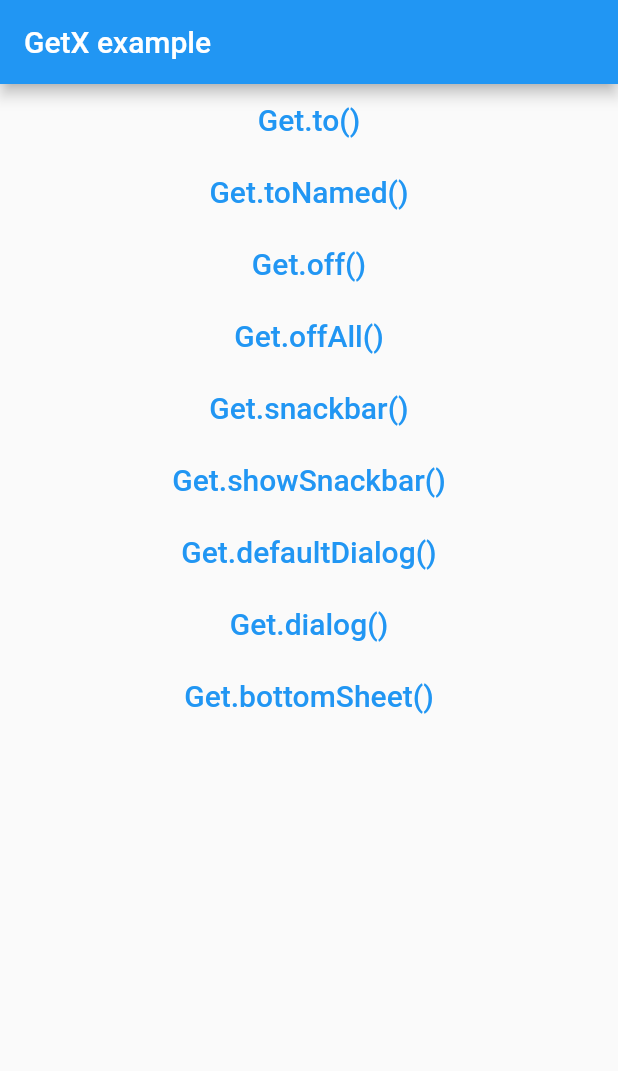
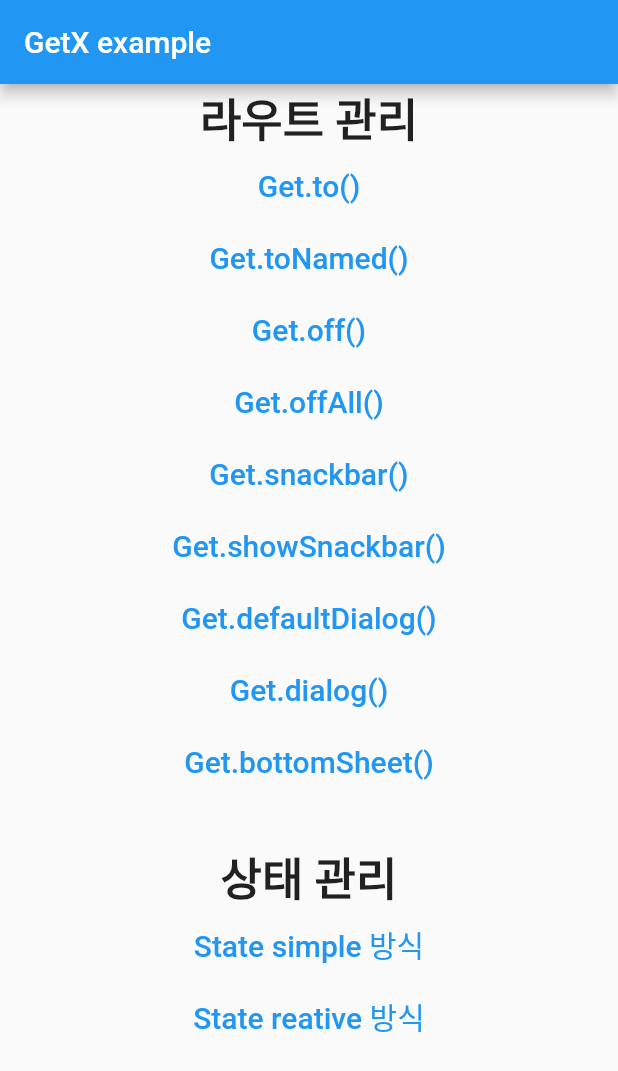
Before and after one commit to youjeonghan/Flutter_GetX_Study, a Flutter app: the screen it shows after launch, on a phone screen of 412 x 824 dp. Shown: the top 1071 px of the screen. Run offline on Flutter 3.47's test engine with Material 2 defaults, Android fonts, the phone set to English and light mode, and no system bars; our stand-ins replace get.

Commit message:
Feat: 상태 관리 (simple 방식, reactive 방식)

```diff
--- a/app/lib/main.dart
+++ b/app/lib/main.dart
@@ -1,4 +1,6 @@
 import 'package:app/get_to_page.dart';
+import 'package:app/state_reactive.dart';
+import 'package:app/state_simple.dart';
 import 'package:flutter/material.dart';
 import 'package:get/get.dart';
 
@@ -18,6 +20,14 @@ class MyApp extends StatelessWidget {
         GetPage(
           name: '/next',
           page: () => GetTo(),
+        ),
+        GetPage(
+          name: '/state-simple',
+          page: () => StateSimple(),
+        ),
+        GetPage(
+          name: '/state-reative',
+          page: () => StateReactive(),
         ),
       ],
     );
@@ -51,6 +61,10 @@ class _HomePageState extends State<HomePage> {
       body: Center(
         child: Column(
           children: [
+            Text(
+              "라우트 관리",
+              style: TextStyle(fontSize: 30, fontWeight: FontWeight.bold),
+            ),
             buildTextButton(
               () {
                 Get.to(GetTo());
@@ -133,6 +147,25 @@ class _HomePageState extends State<HomePage> {
               },
               'Get.bottomSheet()',
             ),
+            SizedBox(
+              height: 30,
+            ),
+            Text(
+              "상태 관리",
+              style: TextStyle(fontSize: 30, fontWeight: FontWeight.bold),
+            ),
+            buildTextButton(
+              () {
+                Get.toNamed('/state-simple');
+              },
+              'State simple 방식',
+            ),
+            buildTextButton(
+              () {
+                Get.toNamed('/state-reative');
+              },
+              'State reative 방식',
+            ),
           ],
         ),
       ),
```
Also changed, not shown: app/lib/state_reactive.dart (added, +48 -0 lines), app/lib/state_reactive_controller.dart (added, +39 -0 lines), app/lib/state_simple.dart (added, +39 -0 lines), app/lib/state_simple_controller.dart (added, +10 -0 lines), 1 other file.
